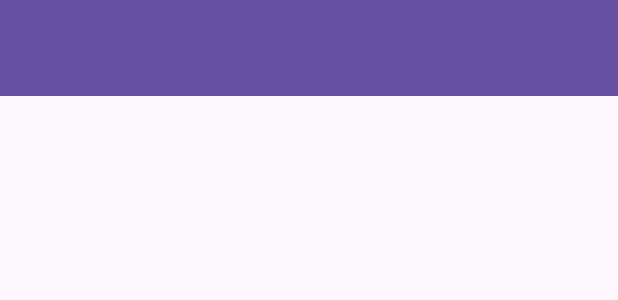
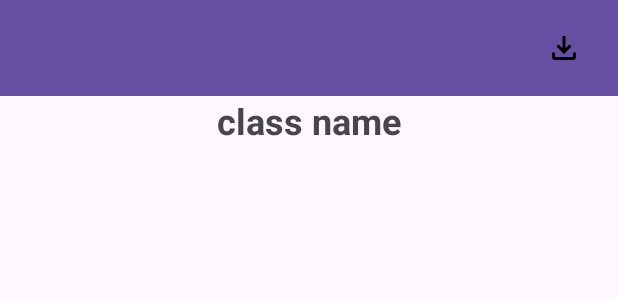
Before and after one commit to sajid-ali-khan/gprec-attendance-app, an Android app: the layout activity_attendance_table.xml on its own in the app's theme, with its tools: preview values and no code run, on a phone screen of 412 x 824 dp. Shown: the top 300 px of the screen. Run offline under Robolectric (Android 15) with nearby library versions, the phone set to English and light mode, and no system bars.

Commit message:
add the functionality to download the .csv to the downloads

```diff
--- /dev/null
+++ b/app/src/main/res/drawable/file_download_24.xml
@@ -0,0 +1,5 @@
+<vector xmlns:android="http://schemas.android.com/apk/res/android" android:height="24dp" android:tint="#000000" android:viewportHeight="24" android:viewportWidth="24" android:width="24dp">
+
+    <path android:fillColor="@android:color/white" android:pathData="M18,15v3H6v-3H4v3c0,1.1 0.9,2 2,2h12c1.1,0 2,-0.9 2,-2v-3H18zM17,11l-1.41,-1.41L13,12.17V4h-2v8.17L8.41,9.59L7,11l5,5L17,11z"/>
+
+</vector>
--- a/app/src/main/res/layout/activity_attendance_table.xml
+++ b/app/src/main/res/layout/activity_attendance_table.xml
@@ -12,11 +12,35 @@
         android:background="?attr/colorPrimary"
         android:elevation="4dp"
         android:theme="@style/ThemeOverlay.AppCompat.ActionBar"
-        android:visibility="visible" />
+        android:visibility="visible"
+        >
+        <ImageButton
+            android:id="@+id/action_download"
+            android:layout_width="wrap_content"
+            android:layout_height="wrap_content"
+            android:layout_gravity="end"
+            android:src="@drawable/file_download_24"
+            android:contentDescription="Download"
+            android:layout_marginEnd="16dp"
+            android:background="?attr/selectableItemBackground"
+            android:padding="8dp" />
+    </androidx.appcompat.widget.Toolbar>
 
+    <TextView
+        android:id="@+id/tv_className"
+        android:layout_width="match_parent"
+        android:layout_height="wrap_content"
+        android:gravity="center"
+        android:textStyle="bold"
+        android:textSize="24sp"
+        android:text="class name"
+        />
+    <HorizontalScrollView
+        android:layout_width="wrap_content"
+        android:layout_height="wrap_content">
 
         <ScrollView
-        android:layout_width="match_parent"
+            android:layout_width="wrap_content"
             android:layout_height="wrap_content">
 
             <TableLayout
@@ -26,4 +50,5 @@
                 android:padding="16dp" />
 
         </ScrollView>
+    </HorizontalScrollView>
 </LinearLayout>
```
Also changed, not shown: app/src/main/AndroidManifest.xml (+8 -1 lines), app/src/main/java/com/example/gprec_30/AttendanceTableActivity.java (+88 -5 lines), app/src/main/java/com/example/gprec_30/fragment_classes/Report.java (+14 -0 lines), app/src/main/res/drawable/file_download_done_24.xml (added, +7 -0 lines). Lines whose indentation alone changed are shown as unchanged.
